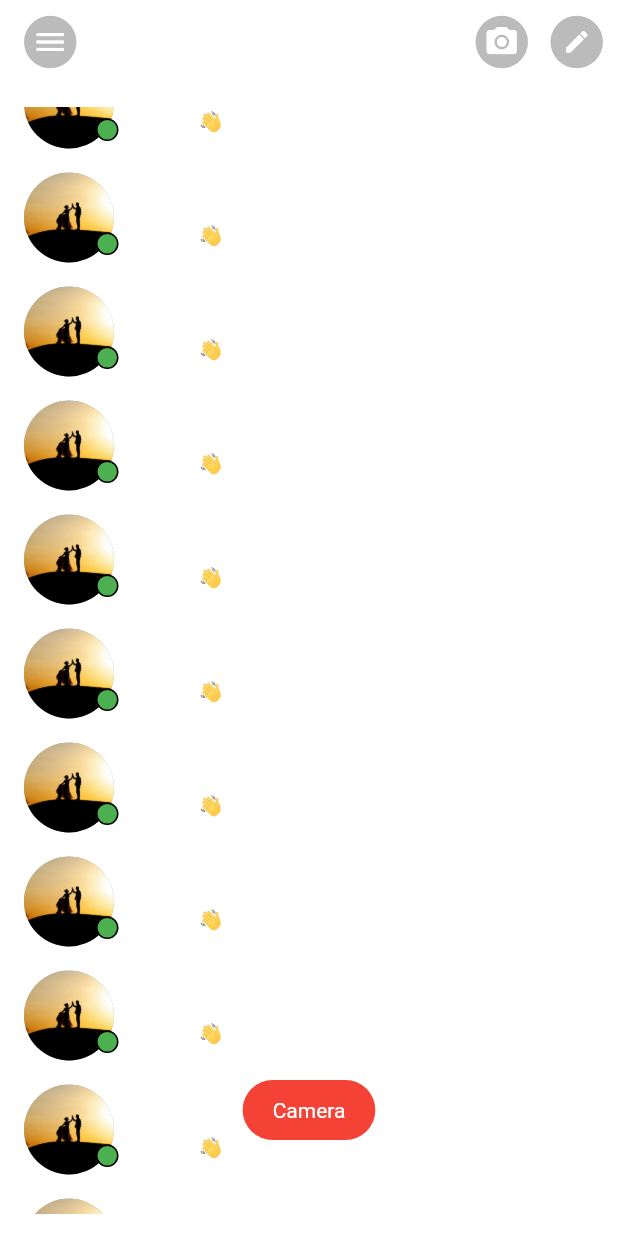
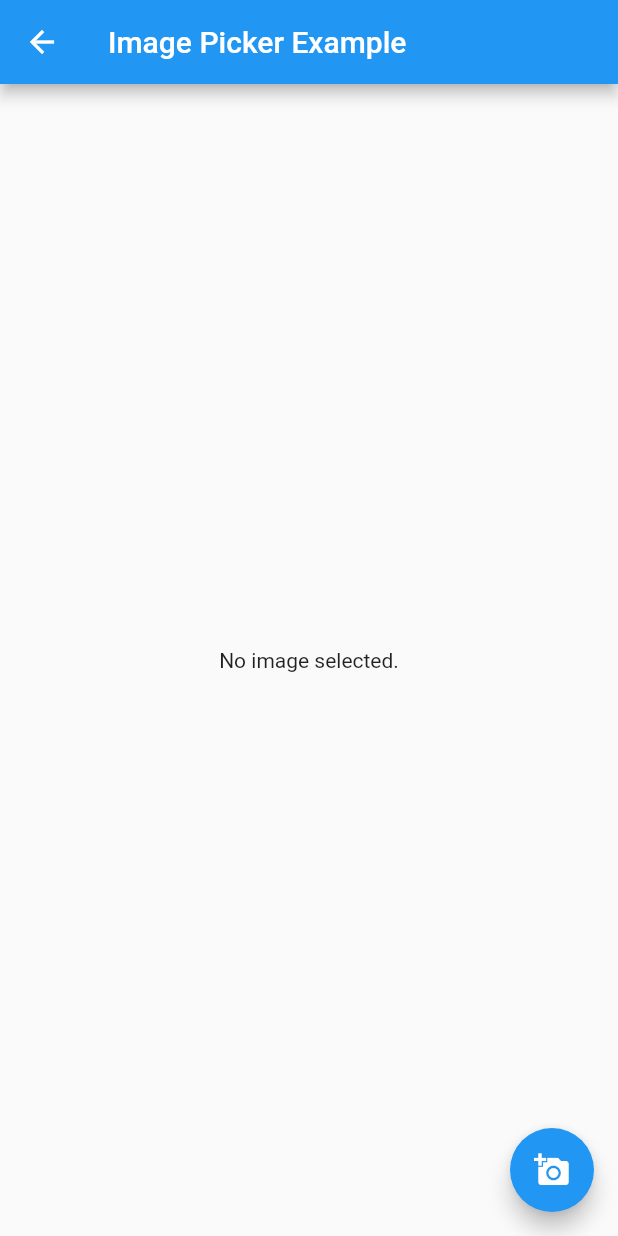
Before and after one commit to Itadori-Nishat/fluterNewVersionApp.messenger, a Flutter app: the screen it shows after launch, scrolled down 576 dp, after a tap on the "camera alt" icon, on a phone screen of 412 x 824 dp. Run offline on Flutter 3.47's test engine with Material 2 defaults, Android fonts, the light colour scheme and no system bars; our stand-ins replace flutter_svg, fluttertoast, image_picker.

Commit message:
nothing added

```diff
--- /dev/null
+++ b/lib/Img_picker.dart
@@ -0,0 +1,68 @@
+import 'dart:io';
+
+import 'package:flutter/material.dart';
+import 'package:image_picker/image_picker.dart';
+
+class ImagePickerExample extends StatefulWidget {
+  @override
+  _ImagePickerExampleState createState() => _ImagePickerExampleState();
+}
+
+class _ImagePickerExampleState extends State<ImagePickerExample> {
+  File? _imageFile;
+
+  Future<void> _pickImage(ImageSource source) async {
+    final pickedFile = await ImagePicker().getImage(source: source);
+    setState(() {
+      _imageFile = File(pickedFile!.path);
+    });
+  }
+
+  @override
+  Widget build(BuildContext context) {
+    return Scaffold(
+      appBar: AppBar(
+        title: Text('Image Picker Example'),
+      ),
+      body: Center(
+        child: _imageFile == null
+            ? Text('No image selected.')
+            : Image.file(_imageFile!),
+      ),
+      floatingActionButton: FloatingActionButton(
+        onPressed: () {
+          showModalBottomSheet(
+            context: context,
+            builder: (BuildContext context) {
+              return SafeArea(
+                child: Column(
+                  mainAxisSize: MainAxisSize.min,
+                  children: <Widget>[
+                    ListTile(
+                      leading: Icon(Icons.photo_library),
+                      title: Text('Photo Library'),
+                      onTap: () {
+                        _pickImage(ImageSource.gallery);
+                        Navigator.pop(context);
+                      },
+                    ),
+                    ListTile(
+                      leading: Icon(Icons.photo_camera),
+                      title: Text('Camera'),
+                      onTap: () {
+                        _pickImage(ImageSource.camera);
+                        Navigator.pop(context);
+                      },
+                    ),
+                  ],
+                ),
+              );
+            },
+          );
+        },
+        tooltip: 'Pick Image',
+        child: Icon(Icons.add_a_photo),
+      ),
+    );
+  }
+}
--- a/lib/MainPage.dart
+++ b/lib/MainPage.dart
@@ -1,6 +1,7 @@
 import 'package:flutter/material.dart';
 import 'package:fluttertoast/fluttertoast.dart';
 import 'package:newversionflutter/DATA_CLASS.dart';
+import 'package:newversionflutter/Img_picker.dart';
 import 'chat.dart';
 
 
@@ -54,11 +55,7 @@ class _MainPageState extends State<MainPage> {
             children: [
               GestureDetector(
                 onTap: () {
-                  Fluttertoast.showToast(
-                    msg: "Camera",
-                    toastLength: Toast.LENGTH_SHORT,
-                    backgroundColor: Colors.red,
-                  );
+                  Navigator.push(context, MaterialPageRoute(builder: (context) => ImagePickerExample()));
                 },
                 child: Container(
                   height: 35,
@@ -227,12 +224,14 @@ class _MainPageState extends State<MainPage> {
             ///USER AND MESSAGES
             ...List.generate(NewDataTable.newData.length, (index) {
               var user =  NewDataTable.newData.elementAt(index);
-              return GestureDetector(
+              return Padding(
+                padding: const EdgeInsets.all(8),
+                child: GestureDetector(
                   onTap: (){
                     Navigator.push(context, MaterialPageRoute(builder: (context) => ChatPage(chatUsername: user['name'],)));
                   },
-                child: Padding(
-                  padding: const EdgeInsets.symmetric(vertical: 8.0, horizontal: 8),
+                  child: Container(
+                    color: Colors.transparent,
                     child: Row(
                       children: [
                         Stack(
@@ -294,6 +293,7 @@ class _MainPageState extends State<MainPage> {
                       ],
                     ),
                   ),
+                ),
               );
             }
             )
--- a/pubspec.yaml
+++ b/pubspec.yaml
@@ -28,6 +28,7 @@ environment:
 # the latest version available on pub.dev. To see which dependencies have newer
 # versions available, run `flutter pub outdated`.
 dependencies:
+  image_picker: ^0.8.7
   flutter_svg: ^2.0.4
   emoji_keyboard_flutter: ^1.3.1
   fluttertoast: ^8.2.1
```
Also changed, not shown: lib/chat.dart (+38 -18 lines), pubspec.lock. Lines whose indentation alone changed are shown as unchanged.
